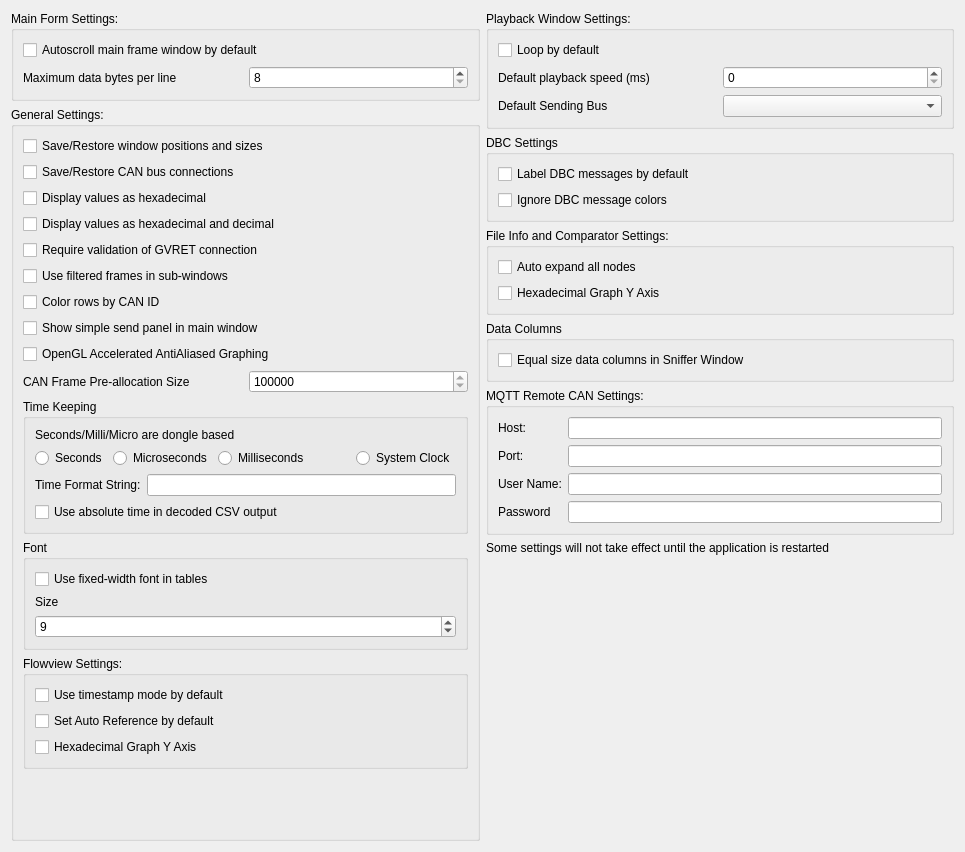
First picture: the form in ui/mainsettingsdialog.ui, repository minoseigenheer/SavvyCAN, before the edit.
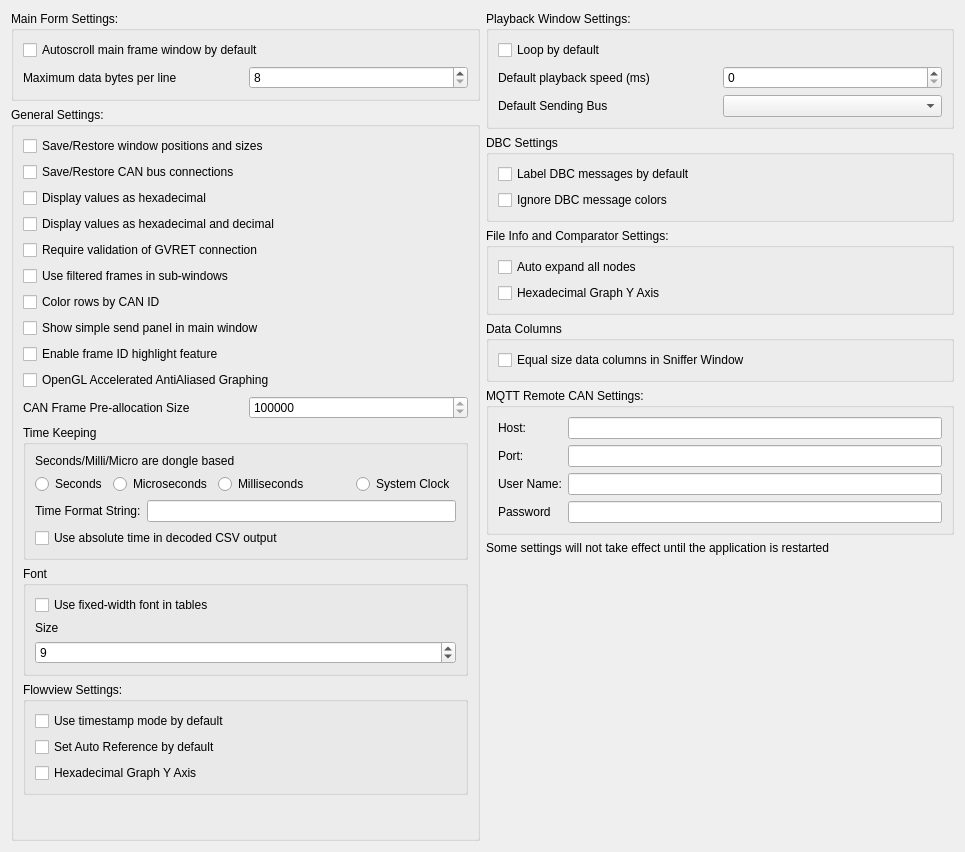
Second picture: the form after the edit.

Commit message: Add frame ID highlight feature with overview bar

The edit to the form file:
```diff
--- a/ui/mainsettingsdialog.ui
+++ b/ui/mainsettingsdialog.ui
@@ -118,6 +118,13 @@
           </property>
          </widget>
         </item>
+         <item>
+          <widget class="QCheckBox" name="cbEnableFrameHighlight">
+           <property name="text">
+            <string>Enable frame ID highlight feature</string>
+           </property>
+          </widget>
+         </item>
         <item>
          <widget class="QCheckBox" name="cbUseOpenGL">
           <property name="text">
```
Lines whose indentation alone changed are shown as unchanged. The commit also changes 10 other files.
